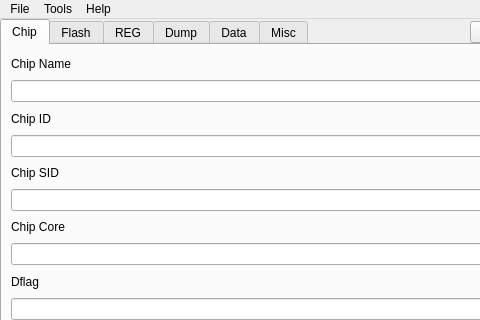
Above: src/mainwindow.ui from YuzukiTsuru/YFEL before the change; both pictures show x 0 to 480 and y 0 to 320 of the 689 by 407 pixel window. Below: the same form after it.
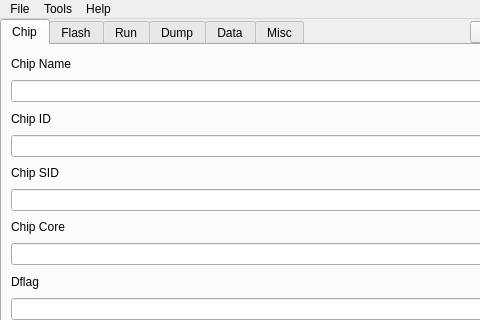
That is the form after the change.

What changed in the file:
```diff
--- a/src/mainwindow.ui
+++ b/src/mainwindow.ui
@@ -211,7 +211,7 @@
     </widget>
     <widget class="QWidget" name="tab">
      <attribute name="title">
-      <string>REG</string>
+      <string>Run</string>
      </attribute>
     </widget>
     <widget class="QWidget" name="dump_tab">
```
Left out of the diff: 12 changed lines with no effect on the pictures.
